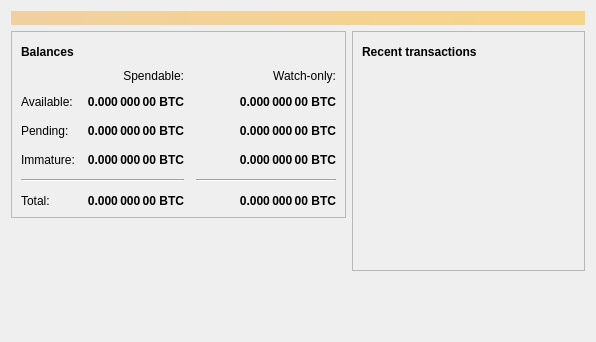
rbshaffer/clancycoin, file src/qt/forms/overviewpage.ui: the form before one commit.
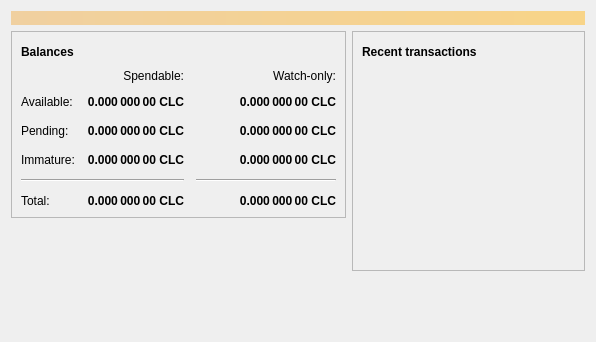
The form after the commit. Icons and pictures are not drawn.

```diff
--- a/src/qt/forms/overviewpage.ui
+++ b/src/qt/forms/overviewpage.ui
@@ -129,7 +129,7 @@
                <string>Unconfirmed transactions to watch-only addresses</string>
               </property>
               <property name="text">
-               <string notr="true">0.000 000 00 BTC</string>
+               <string notr="true">0.000 000 00 CLC</string>
               </property>
               <property name="alignment">
                <set>Qt::AlignRight|Qt::AlignTrailing|Qt::AlignVCenter</set>
@@ -154,7 +154,7 @@
                <string>Total of transactions that have yet to be confirmed, and do not yet count toward the spendable balance</string>
               </property>
               <property name="text">
-               <string notr="true">0.000 000 00 BTC</string>
+               <string notr="true">0.000 000 00 CLC</string>
               </property>
               <property name="alignment">
                <set>Qt::AlignRight|Qt::AlignTrailing|Qt::AlignVCenter</set>
@@ -179,7 +179,7 @@
                <string>Mined balance in watch-only addresses that has not yet matured</string>
               </property>
               <property name="text">
-               <string notr="true">0.000 000 00 BTC</string>
+               <string notr="true">0.000 000 00 CLC</string>
               </property>
               <property name="alignment">
                <set>Qt::AlignRight|Qt::AlignTrailing|Qt::AlignVCenter</set>
@@ -237,7 +237,7 @@
                <string>Mined balance that has not yet matured</string>
               </property>
               <property name="text">
-               <string notr="true">0.000 000 00 BTC</string>
+               <string notr="true">0.000 000 00 CLC</string>
               </property>
               <property name="alignment">
                <set>Qt::AlignRight|Qt::AlignTrailing|Qt::AlignVCenter</set>
@@ -282,7 +282,7 @@
                <string>Your current total balance</string>
               </property>
               <property name="text">
-               <string notr="true">0.000 000 00 BTC</string>
+               <string notr="true">0.000 000 00 CLC</string>
               </property>
               <property name="alignment">
                <set>Qt::AlignRight|Qt::AlignTrailing|Qt::AlignVCenter</set>
@@ -307,7 +307,7 @@
                <string>Current total balance in watch-only addresses</string>
               </property>
               <property name="text">
-               <string notr="true">0.000 000 00 BTC</string>
+               <string notr="true">0.000 000 00 CLC</string>
               </property>
               <property name="alignment">
                <set>Qt::AlignRight|Qt::AlignTrailing|Qt::AlignVCenter</set>
@@ -349,7 +349,7 @@
                <string>Your current spendable balance</string>
               </property>
               <property name="text">
-               <string notr="true">0.000 000 00 BTC</string>
+               <string notr="true">0.000 000 00 CLC</string>
               </property>
               <property name="alignment">
                <set>Qt::AlignRight|Qt::AlignTrailing|Qt::AlignVCenter</set>
@@ -374,7 +374,7 @@
                <string>Your current balance in watch-only addresses</string>
               </property>
               <property name="text">
-               <string notr="true">0.000 000 00 BTC</string>
+               <string notr="true">0.000 000 00 CLC</string>
               </property>
               <property name="alignment">
                <set>Qt::AlignRight|Qt::AlignTrailing|Qt::AlignVCenter</set>
```
